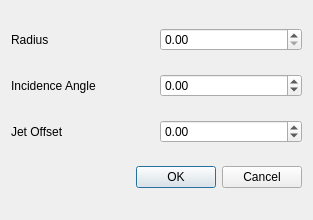
fenahurtado/robot-flautista, file views/start_edit_window.ui: the form before one commit.
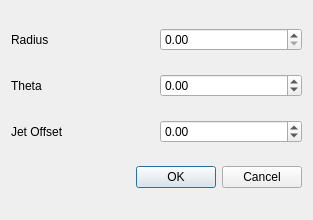
The form after the commit.

Commit message: change start action range

```diff
--- a/views/start_edit_window.ui
+++ b/views/start_edit_window.ui
@@ -24,7 +24,7 @@
    <item row="1" column="0">
     <widget class="QLabel" name="label_2">
      <property name="text">
-      <string>Incidence Angle</string>
+      <string>Theta</string>
      </property>
     </widget>
    </item>
```
